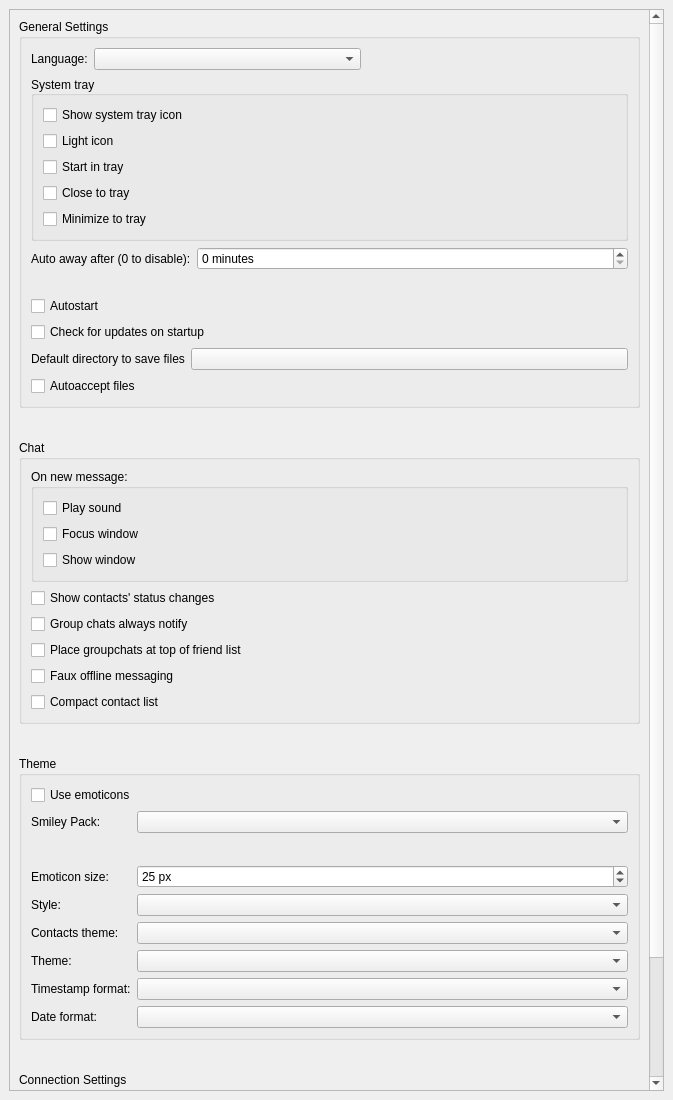
First picture: the form in src/widget/form/settings/generalform.ui, repository qTox/qTox, before the edit.
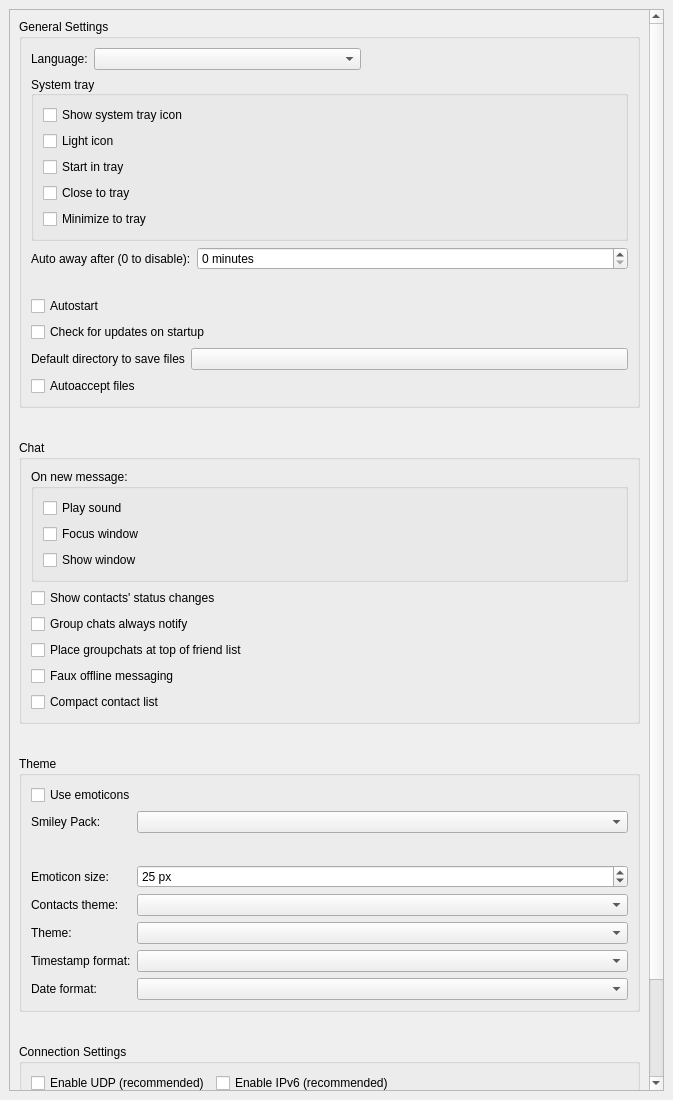
Second picture: the form after the edit. Custom widgets are drawn as their Qt base class.

Patch:
```diff
--- a/src/widget/form/settings/generalform.ui
+++ b/src/widget/form/settings/generalform.ui
@@ -40,7 +40,7 @@
         <x>0</x>
         <y>0</y>
         <width>639</width>
-        <height>1362</height>
+        <height>1331</height>
        </rect>
       </property>
       <layout class="QVBoxLayout" name="verticalLayout_4" stretch="0,0,0,1">
@@ -576,30 +576,13 @@
              </widget>
             </item>
             <item row="3" column="0">
-             <widget class="QLabel" name="styleLabel">
-              <property name="text">
-               <string>Style:</string>
-              </property>
-             </widget>
-            </item>
-            <item row="3" column="1">
-             <widget class="QComboBox" name="styleBrowser">
-              <property name="sizePolicy">
-               <sizepolicy hsizetype="Expanding" vsizetype="Fixed">
-                <horstretch>0</horstretch>
-                <verstretch>0</verstretch>
-               </sizepolicy>
-              </property>
-             </widget>
-            </item>
-            <item row="4" column="0">
              <widget class="QLabel" name="themeColorLabel">
               <property name="text">
                <string>Contacts theme:</string>
               </property>
              </widget>
             </item>
-            <item row="4" column="1">
+            <item row="3" column="1">
              <widget class="QComboBox" name="styleColorCBox">
               <property name="sizePolicy">
                <sizepolicy hsizetype="Expanding" vsizetype="Fixed">
@@ -609,24 +592,24 @@
               </property>
              </widget>
             </item>
-            <item row="5" column="0">
+            <item row="4" column="0">
              <widget class="QLabel" name="themeLabel">
               <property name="text">
                <string>Theme:</string>
               </property>
              </widget>
             </item>
-            <item row="5" column="1">
+            <item row="4" column="1">
              <widget class="QComboBox" name="themeComboBox"/>
             </item>
-            <item row="6" column="0">
+            <item row="5" column="0">
              <widget class="QLabel" name="timestampLabel">
               <property name="text">
                <string>Timestamp format:</string>
               </property>
              </widget>
             </item>
-            <item row="6" column="1">
+            <item row="5" column="1">
              <widget class="QComboBox" name="timestamp">
               <property name="sizePolicy">
                <sizepolicy hsizetype="Expanding" vsizetype="Fixed">
@@ -636,14 +619,14 @@
               </property>
              </widget>
             </item>
-            <item row="7" column="0">
+            <item row="6" column="0">
              <widget class="QLabel" name="dateformatLabel">
               <property name="text">
                <string>Date format:</string>
               </property>
              </widget>
             </item>
-            <item row="7" column="1">
+            <item row="6" column="1">
              <widget class="QComboBox" name="dateFormats"/>
             </item>
            </layout>
```
Left out of the diff: 1 changed line with no effect on the pictures.
